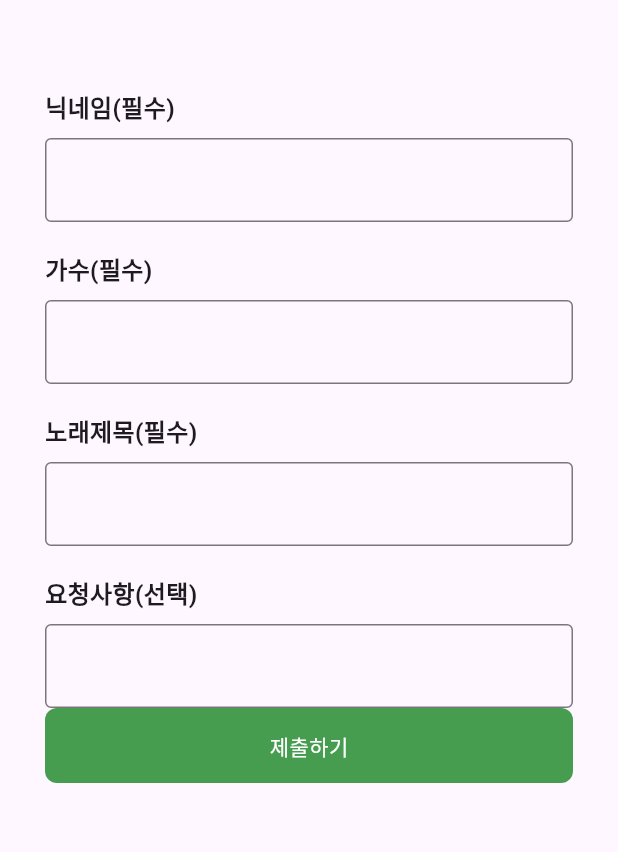
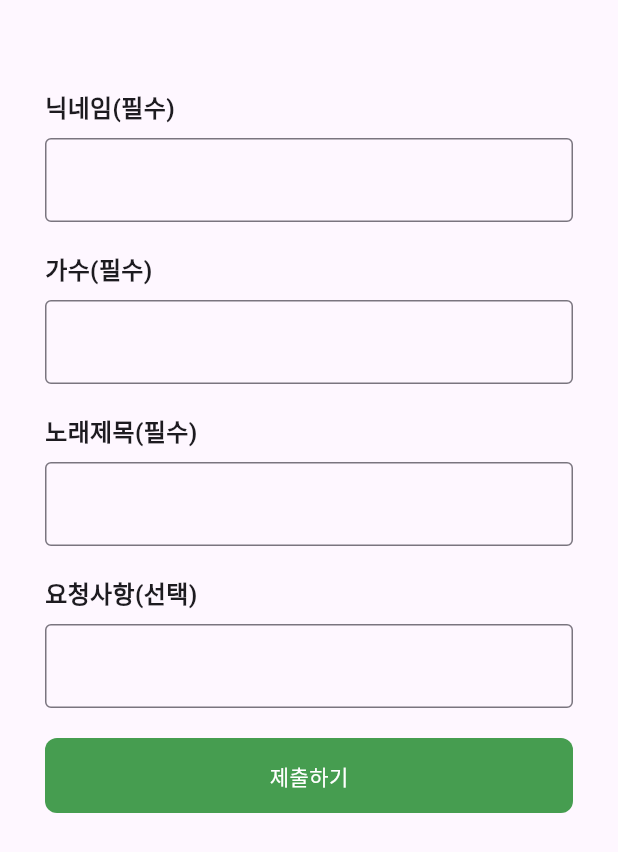
Before and after one commit to JinSun88/karaoke, a Flutter app: the screen it shows after launch, on a phone screen of 412 x 824 dp. Shown: the top 852 px of the screen. Run offline on Flutter 3.47's test engine with Material 3 defaults, Android fonts, the phone set to English and light mode, and no system bars; our stand-ins replace cloud_firestore, firebase_core; accounts and stored records are empty; statements that could not run were skipped.

Commit message:
뷰 수정

```diff
--- a/lib/main_page.dart
+++ b/lib/main_page.dart
@@ -23,35 +23,27 @@ class _MainPageState extends State<MainPage> {
       child: SingleChildScrollView(
         child: Column(
           children: [
-              const SizedBox(
-                height: 60,
-              ),
+            const SizedBox(height: 60),
             TextFieldWithTitleWidget(
               title: "닉네임(필수)",
               controller: nicknameController,
             ),
-              const SizedBox(
-                height: 20,
-              ),
+            const SizedBox(height: 20),
             TextFieldWithTitleWidget(
               title: "가수(필수)",
               controller: singerController,
             ),
-              const SizedBox(
-                height: 20,
-              ),
+            const SizedBox(height: 20),
             TextFieldWithTitleWidget(
               title: "노래제목(필수)",
               controller: songTitleController,
             ),
-              const SizedBox(
-                height: 20,
-              ),
+            const SizedBox(height: 20),
             TextFieldWithTitleWidget(
               title: "요청사항(선택)",
               controller: requestController,
             ),
-              const Spacer(),
+            const SizedBox(height: 20),
             GestureDetector(
               onTap: () {
                 _onSubmit(context);
@@ -72,9 +64,7 @@ class _MainPageState extends State<MainPage> {
                 ),
               ),
             ),
-              const SizedBox(
-                height: 60,
-              ),
+            const SizedBox(height: 60),
           ],
         ),
       ),
```
Also changed, not shown: 1 other file. Lines whose indentation alone changed are shown as unchanged.
